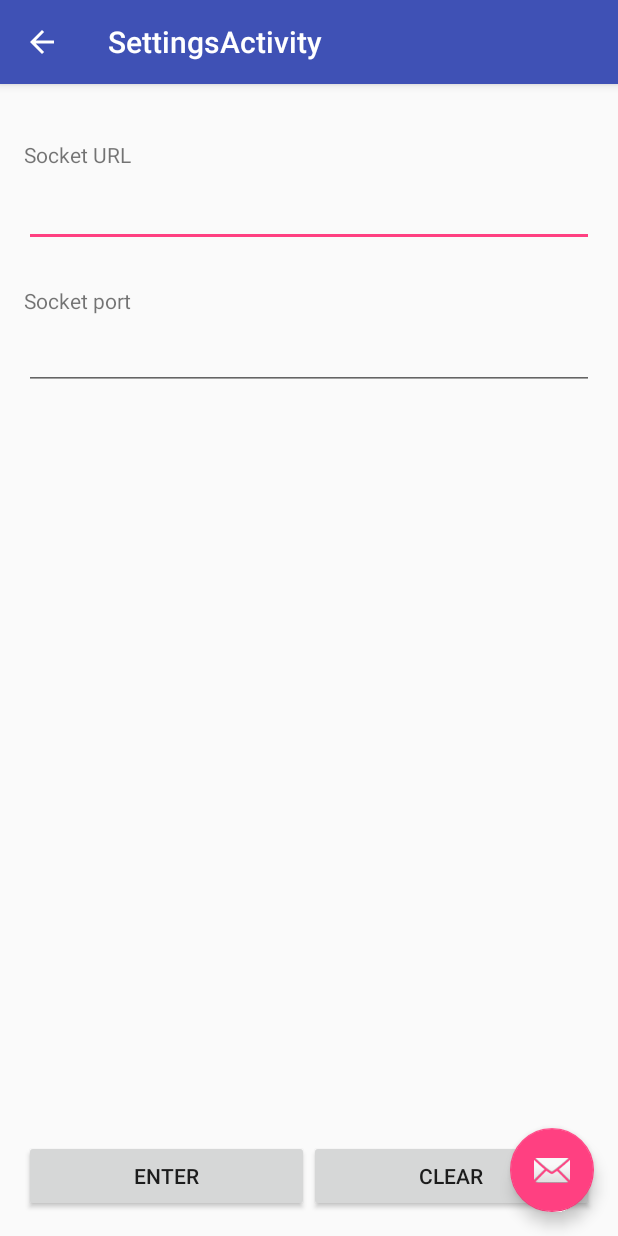
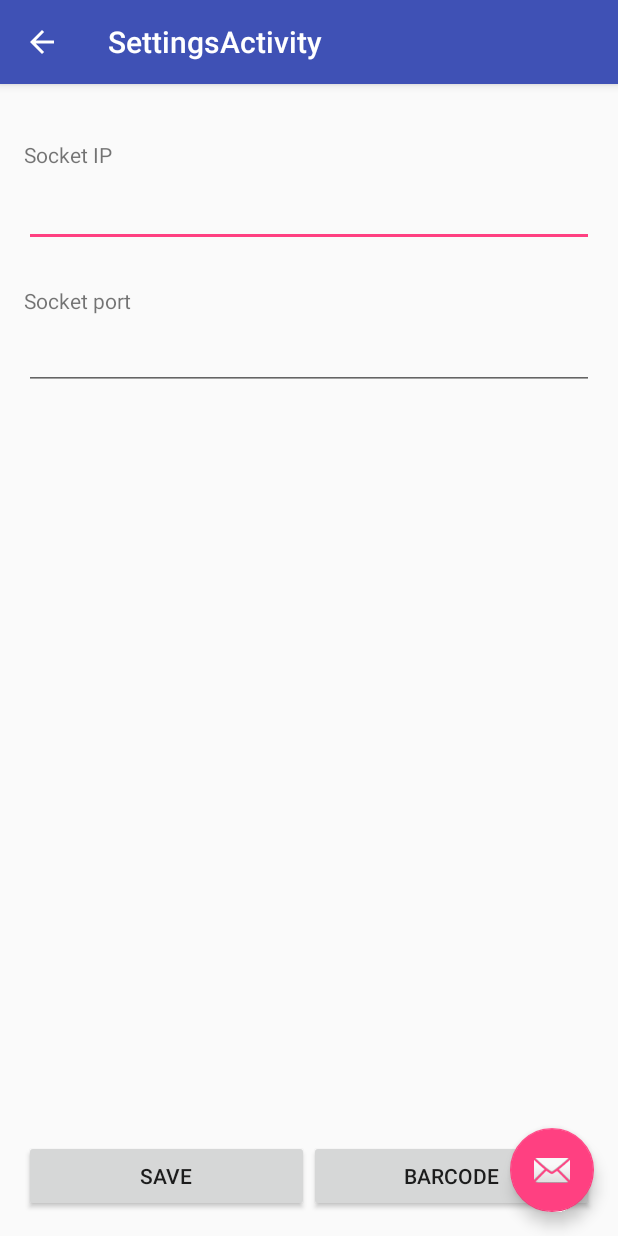
Before and after one commit to florianporada/bartimeus_v2_client_v2, an Android app: the screen it shows after launch (SettingsActivity), in the side drawer, after a tap on "Tools", on a phone screen of 412 x 824 dp. Run offline under Robolectric (Android 15) with nearby library versions, the light colour scheme and no system bars; 2 statements that could not run were skipped.

Commit message:
- added socket url and port to shared preferences. - TCPClient connects to config in shared preferences

```diff
--- a/mobile/src/main/java/com/example/florianporada/theassistant2/MainActivity.java
+++ b/mobile/src/main/java/com/example/florianporada/theassistant2/MainActivity.java
@@ -2,7 +2,9 @@ package com.example.florianporada.theassistant2;
 
 import android.app.Activity;
 import android.app.Notification;
+import android.content.Context;
 import android.content.Intent;
+import android.content.SharedPreferences;
 import android.os.AsyncTask;
 import android.os.Bundle;
 import android.support.annotation.NonNull;
@@ -13,6 +15,7 @@ import android.support.v4.app.ActivityCompat;
 import android.support.v4.app.NotificationManagerCompat;
 import android.support.v7.app.NotificationCompat;
 import android.util.Log;
+import android.view.MotionEvent;
 import android.view.View;
 import android.view.View.OnClickListener;
 import android.support.design.widget.NavigationView;
@@ -23,6 +26,7 @@ import android.support.v7.app.AppCompatActivity;
 import android.support.v7.widget.Toolbar;
 import android.view.Menu;
 import android.view.MenuItem;
+import android.view.inputmethod.InputMethodManager;
 import android.widget.Button;
 import android.widget.EditText;
 import com.google.android.gms.common.ConnectionResult;
@@ -40,13 +44,20 @@ public class MainActivity extends AppCompatActivity
         GoogleApiClient.ConnectionCallbacks,
         GoogleApiClient.OnConnectionFailedListener {
 
+    private static final String TAG = "MAIN_ACTIVITY";
+    private static final String TO_WEAR = "/to_wear";
+    private static final String PREFERENCE_FILE_KEY = "TheAssistantFile";
+
     private GoogleApiClient mGoogleApiClient;
     private TCPClient mTcpClient;
-    private static final String TAG = "MAIN_ACTIVITY";
-    private static final String TO_WEAR = "/to_wear";
+
     private Socket client;
     private PrintWriter out;
     private BufferedReader in;
+    private SharedPreferences sharedPreferences;
+    private SharedPreferences.Editor sharedPreferencesEditor;
+    private String socketIp;
+    private int socketPort;
 
 
     public void sendNotification(View view, String string) {
@@ -130,6 +141,13 @@ public class MainActivity extends AppCompatActivity
         setSupportActionBar(toolbar);
         final EditText edittextDescription = (EditText) findViewById(R.id.editText);
 
+
+        // get sharedpreferences
+        sharedPreferences = getSharedPreferences(PREFERENCE_FILE_KEY, Context.MODE_PRIVATE);
+
+        socketIp = sharedPreferences.getString("keySocketIp", "127.0.0.1");
+        socketPort = sharedPreferences.getInt("keySocketPort", 3030);
+
         //connect to google play service
         makeGoogleConnection();
 
@@ -163,6 +181,9 @@ public class MainActivity extends AppCompatActivity
 
         NavigationView navigationView = (NavigationView) findViewById(R.id.nav_view);
         navigationView.setNavigationItemSelectedListener(this);
+
+        String test = sharedPreferences.getString("keySocketURL", null);
+        Log.d(TAG, test);
     }
 
     @Override
@@ -240,6 +261,15 @@ public class MainActivity extends AppCompatActivity
 
     }
 
+    @Override
+    public boolean dispatchTouchEvent(MotionEvent ev) {
+        if (getCurrentFocus() != null) {
+            InputMethodManager imm = (InputMethodManager) getSystemService(Context.INPUT_METHOD_SERVICE);
+            imm.hideSoftInputFromWindow(getCurrentFocus().getWindowToken(), 0);
+        }
+        return super.dispatchTouchEvent(ev);
+    }
+
     public class connectTask extends AsyncTask<String,String,TCPClient> {
 
         @Override
@@ -253,7 +283,8 @@ public class MainActivity extends AppCompatActivity
                     //this method calls the onProgressUpdate
                     publishProgress(message);
                 }
-            });
+            }, socketIp, socketPort);
+
             mTcpClient.run();
 
             return null;
--- a/mobile/src/main/java/com/example/florianporada/theassistant2/SettingsActivity.java
+++ b/mobile/src/main/java/com/example/florianporada/theassistant2/SettingsActivity.java
@@ -8,7 +8,9 @@ import android.support.design.widget.Snackbar;
 import android.support.v7.app.AppCompatActivity;
 import android.support.v7.widget.Toolbar;
 import android.util.Log;
+import android.view.MotionEvent;
 import android.view.View;
+import android.view.inputmethod.InputMethodManager;
 import android.widget.Button;
 import android.widget.EditText;
 
@@ -16,10 +18,10 @@ public class SettingsActivity extends AppCompatActivity {
     private static final String TAG = "SETTINGS_ACTIVITY";
     private static final String PREFERENCE_FILE_KEY = "TheAssistantFile";
 
-    EditText mSocketPort;
-    EditText mSocketUrl;
-    Button mSettingsSave;
-    Button mSettingsBarcode;
+    private EditText mSocketPort;
+    private EditText mSocketIp;
+    private Button mSettingsSave;
+    private Button mSettingsBarcode;
 
     private SharedPreferences sharedPreferences;
     private SharedPreferences.Editor sharedPreferencesEditor;
@@ -44,7 +46,7 @@ public class SettingsActivity extends AppCompatActivity {
         });
         getSupportActionBar().setDisplayHomeAsUpEnabled(true);
 
-        mSocketUrl = (EditText) findViewById(R.id.settings_editText_socketurl);
+        mSocketIp = (EditText) findViewById(R.id.settings_editText_socketip);
         mSocketPort = (EditText) findViewById(R.id.settings_editText_socketport);
 
 
@@ -53,8 +55,8 @@ public class SettingsActivity extends AppCompatActivity {
             @Override
             public void onClick(View view) {
                 Log.d(TAG, "clicked save");
-                if (!mSocketUrl.getText().toString().matches("") && !mSocketPort.getText().toString().matches("")) {
-                    sharedPreferencesEditor.putString("keySocketURL", mSocketUrl.getText().toString());
+                if (!mSocketIp.getText().toString().matches("") && !mSocketPort.getText().toString().matches("")) {
+                    sharedPreferencesEditor.putString("keySocketIp", mSocketIp.getText().toString());
                     sharedPreferencesEditor.putInt("keySocketPort", Integer.parseInt(mSocketPort.getText().toString()));
                     Log.d(TAG, sharedPreferencesEditor.commit() + "");
                 }
@@ -66,11 +68,20 @@ public class SettingsActivity extends AppCompatActivity {
             @Override
             public void onClick(View view) {
                 Log.d(TAG, "clicked barcode");
-                String test = sharedPreferences.getString("keySocketURL", null);
+                String test = sharedPreferences.getString("keySocketIp", null);
                 Log.d(TAG, test);
             }
         });
 
     }
 
+    @Override
+    public boolean dispatchTouchEvent(MotionEvent ev) {
+        if (getCurrentFocus() != null) {
+            InputMethodManager imm = (InputMethodManager) getSystemService(Context.INPUT_METHOD_SERVICE);
+            imm.hideSoftInputFromWindow(getCurrentFocus().getWindowToken(), 0);
+        }
+        return super.dispatchTouchEvent(ev);
+    }
+
 }
--- a/mobile/src/main/java/com/example/florianporada/theassistant2/TCPClient.java
+++ b/mobile/src/main/java/com/example/florianporada/theassistant2/TCPClient.java
@@ -7,9 +7,10 @@ import java.net.Socket;
 
 public class TCPClient {
 
+    private static final String TAG = "TCP_CLIENT";
     private String serverMessage;
-    public static final String SERVERIP = "192.168.2.100"; //your computer IP address
-    public static final int SERVERPORT = 4444;
+    private String serverIp = "192.168.2.100";
+    private int serverPort = 4444;
     private OnMessageReceived mMessageListener = null;
     private boolean mRun = false;
 
@@ -19,8 +20,10 @@ public class TCPClient {
     /**
      *  Constructor of the class. OnMessagedReceived listens for the messages received from server
      */
-    public TCPClient(OnMessageReceived listener) {
+    public TCPClient(OnMessageReceived listener, String socketIp, int socketPort) {
         mMessageListener = listener;
+        serverIp = socketIp;
+        serverPort = socketPort;
     }
 
     /**
@@ -44,12 +47,12 @@ public class TCPClient {
 
         try {
             //here you must put your computer's IP address.
-            InetAddress serverAddr = InetAddress.getByName(SERVERIP);
+            InetAddress serverAddr = InetAddress.getByName(serverIp);
 
             Log.e("TCP Client", "C: Connecting...");
 
             //create a socket to make the connection with the server
-            Socket socket = new Socket(serverAddr, SERVERPORT);
+            Socket socket = new Socket(serverAddr, serverPort);
 
             try {
 
--- a/mobile/src/main/res/layout/content_settings.xml
+++ b/mobile/src/main/res/layout/content_settings.xml
@@ -20,25 +20,25 @@
             android:inputType="textPersonName"
             android:ems="10"
             android:layout_alignParentTop="true" android:layout_centerHorizontal="true" android:layout_marginTop="47dp"
-            android:id="@+id/settings_editText_socketurl"/>
+            android:id="@+id/settings_editText_socketip"/>
     <EditText
             android:layout_width="match_parent"
             android:layout_height="wrap_content"
             android:inputType="numberDecimal"
             android:ems="10"
-            android:layout_below="@+id/settings_editText_socketurl" android:layout_alignStart="@+id/settings_editText_socketurl"
+            android:layout_below="@+id/settings_editText_socketip" android:layout_alignStart="@+id/settings_editText_socketip"
             android:layout_marginTop="50dp" android:id="@+id/settings_editText_socketport"/>
     <TextView
             android:text="@string/settings_socketport"
             android:layout_width="match_parent"
-            android:layout_height="wrap_content" android:layout_below="@+id/settings_editText_socketurl"
+            android:layout_height="wrap_content" android:layout_below="@+id/settings_editText_socketip"
             android:layout_alignStart="@+id/settings_editText_socketport" android:layout_marginTop="26dp" android:id="@+id/textView4"/>
     <TextView
             android:text="@string/settings_socketurl"
             android:layout_width="match_parent"
             android:layout_height="wrap_content"
             android:layout_marginTop="21dp" android:id="@+id/textView3" android:layout_alignParentTop="true"
-            android:layout_alignStart="@+id/settings_editText_socketurl"/>
+            android:layout_alignStart="@+id/settings_editText_socketip"/>
 
     <LinearLayout android:layout_width="match_parent"
                   android:layout_height="wrap_content"
@@ -49,14 +49,14 @@
 
         <Button android:layout_width="0dp"
                 android:layout_height="wrap_content"
-                android:text="Enter"
+                android:text="@string/settings_save"
                 android:id="@+id/settings_save"
                 android:layout_weight="1"
                 android:layout_gravity="bottom"/>
 
         <Button android:layout_width="0dp"
                 android:layout_height="wrap_content"
-                android:text="Clear"
+                android:text="@string/settings_barcode"
                 android:id="@+id/settings_barcode"
                 android:layout_weight="1"
                 android:layout_gravity="bottom"/>
--- a/mobile/src/main/res/values/strings.xml
+++ b/mobile/src/main/res/values/strings.xml
@@ -8,5 +8,7 @@
     <string name="title_activity_settings">SettingsActivity</string>
 
     <string name="settings_socketport">Socket port</string>
-    <string name="settings_socketurl">Socket URL</string>
+    <string name="settings_socketurl">Socket IP</string>
+    <string name="settings_save">Save</string>
+    <string name="settings_barcode">Barcode</string>
 </resources>
```
